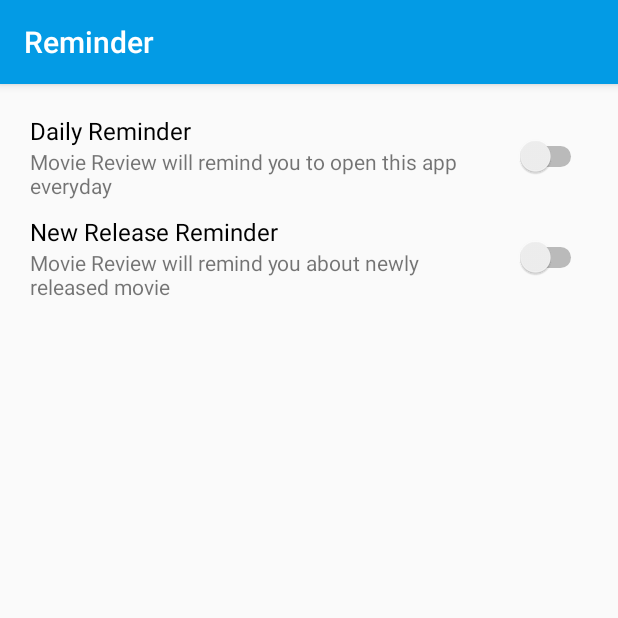
After one commit to hasanej/movie-review, an Android app: the ReminderActivity screen opened directly, with no data from a screen before it, on a phone screen of 412 x 824 dp, the top half of it. The commit adds this screen. Run offline under Robolectric (Android 15) with nearby library versions, the phone set to English and light mode, and no system bars.

Commit message:
Add skeleton for Reminder feature

```diff
--- a/app/src/main/AndroidManifest.xml
+++ b/app/src/main/AndroidManifest.xml
@@ -13,9 +13,10 @@
         android:supportsRtl="true"
         android:theme="@style/AppTheme"
         tools:ignore="AllowBackup,GoogleAppIndexingWarning">
+        <activity android:name=".feature.reminder.ReminderActivity"></activity>
 
         <service
-            android:name="id.co.hasaneljabir.moviereview.feature.widget.StackWidgetService"
+            android:name=".feature.widget.StackWidgetService"
             android:permission="android.permission.BIND_REMOTEVIEWS" />
 
         <receiver android:name=".feature.widget.FavoriteWidgetProvider">
--- a/app/src/main/java/id/co/hasaneljabir/moviereview/feature/HomeActivity.java
+++ b/app/src/main/java/id/co/hasaneljabir/moviereview/feature/HomeActivity.java
@@ -15,6 +15,7 @@ import id.co.hasaneljabir.moviereview.R;
 import id.co.hasaneljabir.moviereview.entity.db.FavoriteDb;
 import id.co.hasaneljabir.moviereview.feature.movie.MovieFavActivity;
 import id.co.hasaneljabir.moviereview.feature.movie.MovieListFragment;
+import id.co.hasaneljabir.moviereview.feature.reminder.ReminderActivity;
 import id.co.hasaneljabir.moviereview.feature.tvShow.TvShowFavActivity;
 import id.co.hasaneljabir.moviereview.feature.tvShow.TvShowListFragment;
 
@@ -75,10 +76,6 @@ public class HomeActivity extends AppCompatActivity {
     @Override
     public boolean onOptionsItemSelected(MenuItem item) {
         switch (item.getItemId()) {
-            case R.id.action_language_setting:
-                Intent changeLanguage = new Intent(Settings.ACTION_LOCALE_SETTINGS);
-                startActivity(changeLanguage);
-                break;
             case R.id.action_fav_movie:
                 Intent movieFav = new Intent(this, MovieFavActivity.class);
                 startActivity(movieFav);
@@ -87,6 +84,14 @@ public class HomeActivity extends AppCompatActivity {
                 Intent tvShowFav = new Intent(this, TvShowFavActivity.class);
                 startActivity(tvShowFav);
                 break;
+            case R.id.action_language_setting:
+                Intent changeLanguage = new Intent(Settings.ACTION_LOCALE_SETTINGS);
+                startActivity(changeLanguage);
+                break;
+            case R.id.action_reminder_setting:
+                Intent reminder = new Intent(this, ReminderActivity.class);
+                startActivity(reminder);
+                break;
         }
 
         return super.onOptionsItemSelected(item);
--- /dev/null
+++ b/app/src/main/java/id/co/hasaneljabir/moviereview/feature/reminder/ReminderActivity.java
@@ -0,0 +1,44 @@
+package id.co.hasaneljabir.moviereview.feature.reminder;
+
+import android.os.Bundle;
+import android.support.v7.app.AppCompatActivity;
+import android.view.View;
+import android.widget.Switch;
+import android.widget.Toast;
+
+import id.co.hasaneljabir.moviereview.R;
+
+public class ReminderActivity extends AppCompatActivity {
+
+    Switch switchDaily, switchNewRelease;
+
+    @Override
+    protected void onCreate(Bundle savedInstanceState) {
+        super.onCreate(savedInstanceState);
+        setContentView(R.layout.activity_reminder);
+        setTitle(R.string.reminder);
+
+        switchDaily = findViewById(R.id.switch_daily);
+        switchNewRelease = findViewById(R.id.switch_new_release);
+
+        switchDaily.setOnClickListener(new View.OnClickListener() {
+            public void onClick(View v) {
+                if (switchDaily.isChecked()) {
+                    Toast.makeText(ReminderActivity.this, getString(R.string.daily_enabled), Toast.LENGTH_SHORT).show();
+                } else {
+                    Toast.makeText(ReminderActivity.this, getString(R.string.daily_disabled), Toast.LENGTH_SHORT).show();
+                }
+            }
+        });
+
+        switchNewRelease.setOnClickListener(new View.OnClickListener() {
+            public void onClick(View v) {
+                if (switchNewRelease.isChecked()) {
+                    Toast.makeText(ReminderActivity.this, getString(R.string.new_release_enabled), Toast.LENGTH_SHORT).show();
+                } else {
+                    Toast.makeText(ReminderActivity.this, getString(R.string.new_release_disabled), Toast.LENGTH_SHORT).show();
+                }
+            }
+        });
+    }
+}
--- a/app/src/main/java/id/co/hasaneljabir/moviereview/feature/tvShow/TvShowDetailActivity.java
+++ b/app/src/main/java/id/co/hasaneljabir/moviereview/feature/tvShow/TvShowDetailActivity.java
@@ -13,8 +13,8 @@ import com.bumptech.glide.Glide;
 
 import id.co.hasaneljabir.moviereview.R;
 import id.co.hasaneljabir.moviereview.entity.db.tvShowFavorite.TvShowFavorite;
+import id.co.hasaneljabir.moviereview.helper.Constant;
 import id.co.hasaneljabir.moviereview.model.tvShow.TvShowItems;
-import id.co.hasaneljabir.moviereview.helper.Constant;
 
 import static id.co.hasaneljabir.moviereview.feature.HomeActivity.tvShowFavoriteDb;
 
@@ -92,13 +92,15 @@ public class TvShowDetailActivity extends AppCompatActivity {
 
         if (item.getItemId() == R.id.favorite) {
             if (item.isChecked()) {
+                item.setChecked(false);
                 tvShowFavoriteDb.tvShowFavoriteDao().delete(tvShowFav);
+                item.setIcon(R.drawable.ic_add_to_favorite_24dp);
                 Toast.makeText(this, R.string.removed_from_favorite, Toast.LENGTH_SHORT).show();
-                item.setIcon(R.drawable.ic_add_to_favorite_24dp);
             } else {
+                item.setChecked(true);
                 tvShowFavoriteDb.tvShowFavoriteDao().addData(tvShowFav);
+                item.setIcon(R.drawable.ic_favorite_24dp);
                 Toast.makeText(this, R.string.added_to_favorite, Toast.LENGTH_SHORT).show();
-                item.setIcon(R.drawable.ic_favorite_24dp);
             }
         }
 
--- /dev/null
+++ b/app/src/main/res/layout/activity_reminder.xml
@@ -0,0 +1,79 @@
+<?xml version="1.0" encoding="utf-8"?>
+<LinearLayout xmlns:android="http://schemas.android.com/apk/res/android"
+    xmlns:tools="http://schemas.android.com/tools"
+    android:layout_width="match_parent"
+    android:layout_height="match_parent"
+    android:orientation="vertical"
+    android:padding="20dp"
+    tools:context=".feature.reminder.ReminderActivity">
+
+    <LinearLayout
+        android:layout_width="match_parent"
+        android:layout_height="wrap_content"
+        android:layout_marginBottom="10dp"
+        android:orientation="horizontal">
+
+        <LinearLayout
+            android:layout_width="0dp"
+            android:layout_height="wrap_content"
+            android:layout_weight="1"
+            android:orientation="vertical">
+
+            <TextView
+                android:layout_width="wrap_content"
+                android:layout_height="wrap_content"
+                android:text="@string/title_daily_reminder"
+                android:textColor="@color/colorBlack"
+                android:textSize="16sp" />
+
+            <TextView
+                android:layout_width="wrap_content"
+                android:layout_height="wrap_content"
+                android:text="@string/desc_daily_reminder" />
+
+        </LinearLayout>
+
+        <Switch
+            android:id="@+id/switch_daily"
+            android:layout_width="0dp"
+            android:layout_height="wrap_content"
+            android:layout_gravity="center"
+            android:layout_weight="0.2" />
+
+    </LinearLayout>
+
+    <LinearLayout
+        android:layout_width="match_parent"
+        android:layout_height="wrap_content"
+        android:orientation="horizontal">
+
+        <LinearLayout
+            android:layout_width="0dp"
+            android:layout_height="wrap_content"
+            android:layout_weight="1"
+            android:orientation="vertical">
+
+            <TextView
+                android:layout_width="wrap_content"
+                android:layout_height="wrap_content"
+                android:text="@string/title_new_release_reminder"
+                android:textColor="@color/colorBlack"
+                android:textSize="16sp" />
+
+            <TextView
+                android:layout_width="wrap_content"
+                android:layout_height="wrap_content"
+                android:text="@string/desc_new_release_reminder" />
+
+        </LinearLayout>
+
+        <Switch
+            android:id="@+id/switch_new_release"
+            android:layout_width="0dp"
+            android:layout_height="wrap_content"
+            android:layout_gravity="center"
+            android:layout_weight="0.2" />
+
+    </LinearLayout>
+
+</LinearLayout>
--- a/app/src/main/res/menu/main.xml
+++ b/app/src/main/res/menu/main.xml
@@ -13,4 +13,8 @@
         android:id="@+id/action_language_setting"
         android:title="@string/language_setting"
         app:showAsAction="never" />
+    <item
+        android:id="@+id/action_reminder_setting"
+        android:title="@string/reminder_setting"
+        app:showAsAction="never" />
 </menu>
--- a/app/src/main/res/values/strings.xml
+++ b/app/src/main/res/values/strings.xml
@@ -2,6 +2,7 @@
     <string name="app_name">Movie Review</string>
 
     <string name="home">Home</string>
+    <string name="reminder">Reminder</string>
 
     <string name="header_movie_detail">Movie Detail</string>
     <string name="header_tv_show_detail">TV Show Detail</string>
@@ -20,6 +21,7 @@
     <string name="title_tv_show">TV Show</string>
 
     <string name="language_setting">Language Setting</string>
+    <string name="reminder_setting">Reminder Setting</string>
     <string name="favorite_movie">Favorite Movie</string>
     <string name="favorite_tv_show">Favorite TV Show</string>
     <string name="added_to_favorite">Added to Favorite</string>
@@ -34,4 +36,14 @@
 
     <string name="appwidget_text">Favorite Movie</string>
     <string name="empty_text">No data. Your favorite movie will be displayed here.</string>
+
+    <string name="title_daily_reminder">Daily Reminder</string>
+    <string name="desc_daily_reminder">Movie Review will remind you to open this app everyday</string>
+    <string name="title_new_release_reminder">New Release Reminder</string>
+    <string name="desc_new_release_reminder">Movie Review will remind you about newly released movie</string>
+
+    <string name="daily_enabled">Daily Reminder Enabled</string>
+    <string name="daily_disabled">Daily Reminder Disabled</string>
+    <string name="new_release_enabled">New Release Reminder Enabled</string>
+    <string name="new_release_disabled">New Release Reminder Disabled</string>
 </resources>
```
Also changed, not shown: 1 other file.
